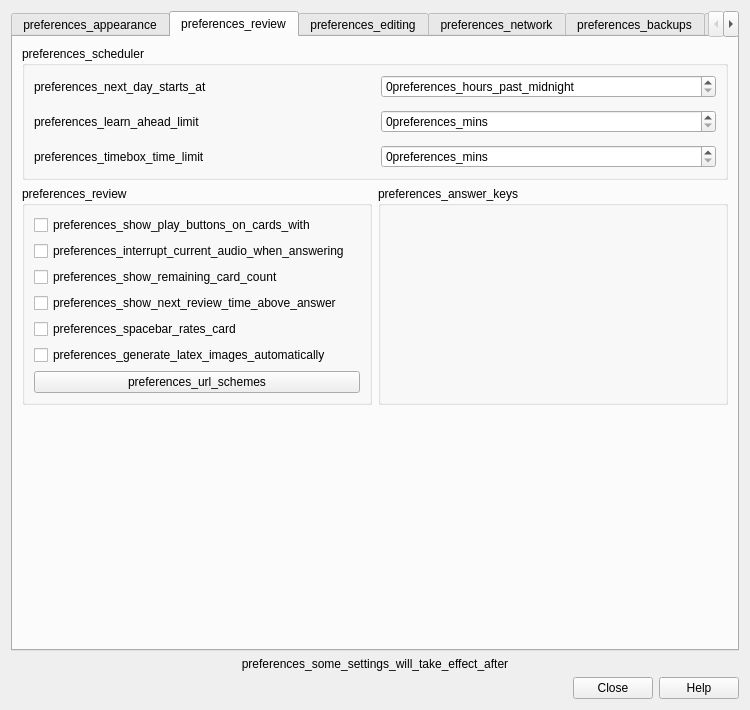
This is qt/aqt/forms/preferences.ui in ankitects/anki as Qt 5 draws it before an edit. The edited form follows.
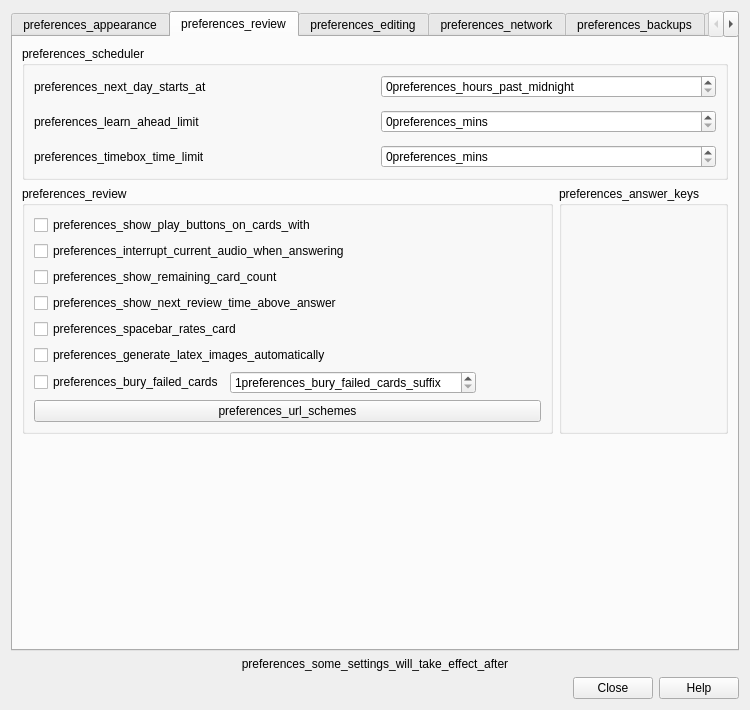
This is the edited form. The open tabs and pages were chosen to show the change.

Commit message:
Add feature for burying cards after X fails
.

Diff of the .ui file:
```diff
--- a/qt/aqt/forms/preferences.ui
+++ b/qt/aqt/forms/preferences.ui
@@ -461,6 +461,49 @@
               </property>
              </widget>
             </item>
+            <item>
+             <layout class="QHBoxLayout" name="buryFailedCardsLayout">
+              <item>
+               <widget class="QCheckBox" name="buryFailedCards">
+                <property name="sizePolicy">
+                 <sizepolicy hsizetype="Fixed" vsizetype="Fixed">
+                  <horstretch>0</horstretch>
+                  <verstretch>0</verstretch>
+                 </sizepolicy>
+                </property>
+                <property name="text">
+                 <string>preferences_bury_failed_cards</string>
+                </property>
+               </widget>
+              </item>
+              <item>
+               <widget class="QSpinBox" name="buryFailedCardsThreshold">
+                <property name="suffix">
+                 <string>preferences_bury_failed_cards_suffix</string>
+                </property>
+                <property name="minimum">
+                 <number>1</number>
+                </property>
+                <property name="maximum">
+                 <number>999</number>
+                </property>
+               </widget>
+              </item>
+              <item>
+               <spacer name="buryFailedCardsSpacer">
+                <property name="orientation">
+                 <enum>Qt::Orientation::Horizontal</enum>
+                </property>
+                <property name="sizeHint" stdset="0">
+                 <size>
+                  <width>0</width>
+                  <height>0</height>
+                 </size>
+                </property>
+               </spacer>
+              </item>
+             </layout>
+            </item>
             <item>
              <widget class="QPushButton" name="url_schemes">
               <property name="text">
```
The commit also changes 11 other files.
